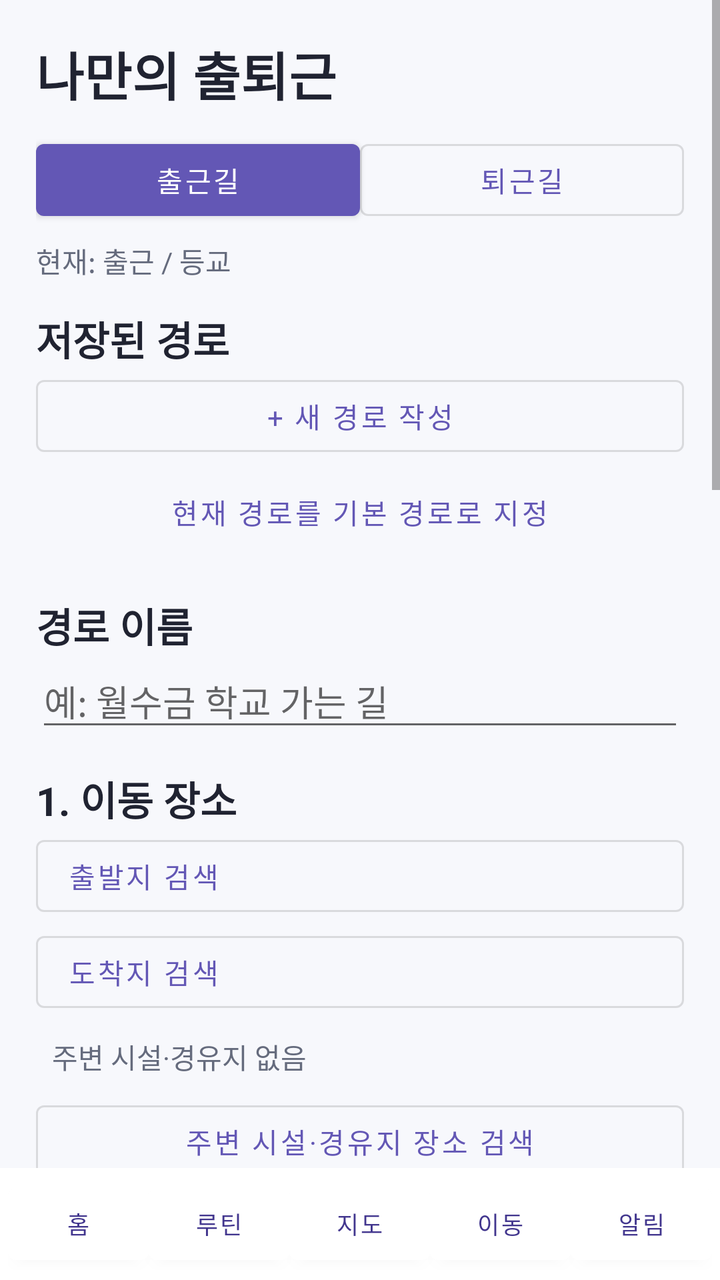
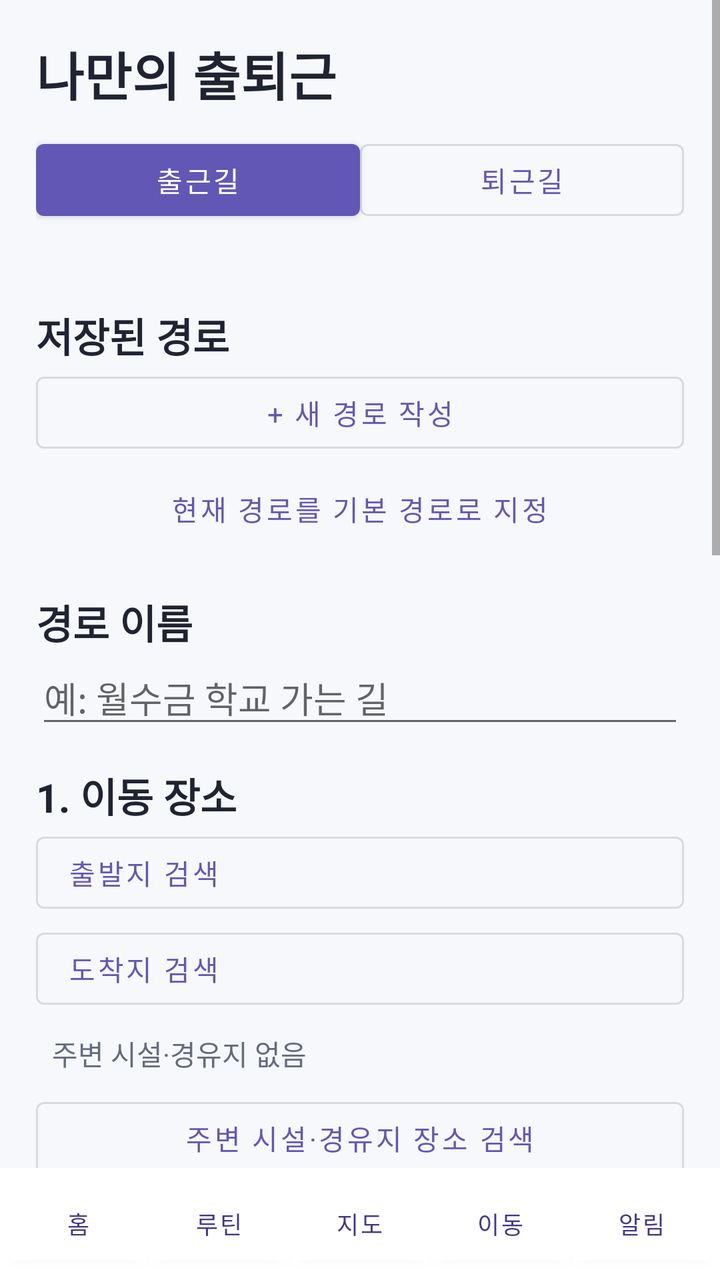

Screens rendered from an Android XML layout before and after an edit, with the pre-edit source and the edit as a unified diff.
<!-- AndroidManifest.xml: application theme Theme.MyCommute -->
<!-- res/layout/activity_custom.xml -->
<?xml version="1.0" encoding="utf-8"?>
<LinearLayout xmlns:android="http://schemas.android.com/apk/res/android"
    android:orientation="vertical" android:layout_width="match_parent" android:layout_height="match_parent">
    <ScrollView android:layout_width="match_parent" android:layout_height="0dp"
        android:layout_weight="1" android:fillViewport="true">
        <LinearLayout android:orientation="vertical" android:layout_width="match_parent"
            android:layout_height="wrap_content" android:padding="18dp">
            <TextView android:layout_width="match_parent" android:layout_height="wrap_content"
                android:text="나만의 출퇴근" android:textColor="@color/text_primary"
                android:textSize="26sp" android:textStyle="bold"/>
            <LinearLayout android:layout_width="match_parent" android:layout_height="wrap_content"
                android:orientation="horizontal" android:layout_marginTop="10dp">
                <com.google.android.material.button.MaterialButton android:id="@+id/btnDirectionOut"
                    android:layout_width="0dp" android:layout_weight="1"
                    android:layout_height="wrap_content" android:text="출근길"/>
                <com.google.android.material.button.MaterialButton android:id="@+id/btnDirectionBack"
                    android:layout_width="0dp" android:layout_weight="1"
                    android:layout_height="wrap_content" android:text="퇴근길"
                    style="@style/Widget.MaterialComponents.Button.OutlinedButton"/>
            </LinearLayout>
            <TextView android:id="@+id/textActiveRoutine" android:layout_width="match_parent"
                android:layout_height="wrap_content" android:paddingTop="6dp"
                android:textColor="@color/text_secondary" android:text="현재: 출근 / 등교"/>
            <TextView style="@style/Text.Section" android:layout_width="match_parent"
                android:layout_height="wrap_content" android:layout_marginTop="14dp"
                android:text="저장된 경로"/>
            <LinearLayout android:id="@+id/savedRoutineList" android:layout_width="match_parent"
                android:layout_height="wrap_content" android:orientation="vertical"/>
            <com.google.android.material.button.MaterialButton android:id="@+id/btnNewRoutine"
                android:layout_width="match_parent" android:layout_height="wrap_content"
                android:text="+ 새 경로 작성"
                style="@style/Widget.MaterialComponents.Button.OutlinedButton"/>
            <com.google.android.material.button.MaterialButton android:id="@+id/btnMakeDefault"
                android:layout_width="match_parent" android:layout_height="wrap_content"
                android:text="현재 경로를 기본 경로로 지정"
                style="@style/Widget.MaterialComponents.Button.TextButton"/>
            <TextView style="@style/Text.Section" android:layout_width="match_parent"
                android:layout_height="wrap_content" android:layout_marginTop="18dp"
                android:text="경로 이름"/>
            <EditText android:id="@+id/editRouteName" android:layout_width="match_parent"
                android:layout_height="wrap_content" android:singleLine="true"
                android:hint="예: 월수금 학교 가는 길" android:maxLength="50"/>

            <TextView style="@style/Text.Section" android:layout_width="match_parent"
                android:layout_height="wrap_content" android:layout_marginTop="14dp"
                android:text="1. 이동 장소"/>
            <com.google.android.material.button.MaterialButton android:id="@+id/btnStartPlace"
                android:layout_width="match_parent" android:layout_height="wrap_content"
                android:text="출발지 검색" android:textAlignment="viewStart"
                style="@style/Widget.MaterialComponents.Button.OutlinedButton"/>
            <com.google.android.material.button.MaterialButton android:id="@+id/btnEndPlace"
                android:layout_width="match_parent" android:layout_height="wrap_content"
                android:text="도착지 검색" android:textAlignment="viewStart"
                style="@style/Widget.MaterialComponents.Button.OutlinedButton"/>
            <TextView android:id="@+id/textWaypoints" android:layout_width="match_parent"
                android:layout_height="wrap_content" android:textColor="@color/text_secondary"
                android:padding="8dp" android:text="주변 시설·경유지 없음"/>
            <com.google.android.material.button.MaterialButton android:id="@+id/btnAddWaypoint"
                android:layout_width="match_parent" android:layout_height="wrap_content"
                android:text="주변 시설·경유지 장소 검색"
                style="@style/Widget.MaterialComponents.Button.OutlinedButton"/>
            <com.google.android.material.button.MaterialButton android:id="@+id/btnClearWaypoints"
                android:layout_width="match_parent" android:layout_height="wrap_content"
                android:text="추가한 장소 지우기"
                style="@style/Widget.MaterialComponents.Button.TextButton"/>
            <TextView android:layout_width="match_parent" android:layout_height="wrap_content"
                android:text="경유지는 입력 순서대로 출발→경유지→도착 경로에 포함돼. 대중교통 API는 구간마다 1회씩 호출되며 경유지 최대 2개를 지원해."
                android:textColor="@color/text_secondary" android:textSize="12sp"/>

            <TextView style="@style/Text.Section" android:layout_width="match_parent"
                android:layout_height="wrap_content" android:layout_marginTop="22dp"
                android:text="2. 목표 시간과 반복"/>
            <TextView style="@style/Text.Label" android:layout_width="match_parent"
                android:layout_height="wrap_content" android:text="목표 도착 시각 (HH:mm)"/>
            <EditText android:id="@+id/editDeparture" android:layout_width="match_parent"
                android:layout_height="wrap_content" android:hint="09:00"
                android:inputType="time" android:singleLine="true"/>
            <TextView style="@style/Text.Label" android:layout_width="match_parent"
                android:layout_height="wrap_content" android:text="도착 여유시간 (분)"/>
            <EditText android:id="@+id/editMargin" android:layout_width="match_parent"
                android:layout_height="wrap_content" android:inputType="number" android:text="10"/>
            <TextView style="@style/Text.Label" android:layout_width="match_parent"
                android:layout_height="wrap_content" android:text="목표 도착일의 요일"/>
            <LinearLayout android:layout_width="match_parent" android:layout_height="wrap_content"
                android:orientation="horizontal">
                <CheckBox android:id="@+id/dayMon" android:layout_width="0dp" android:layout_weight="1"
                    android:layout_height="wrap_content" android:text="월"/>
                <CheckBox android:id="@+id/dayTue" android:layout_width="0dp" android:layout_weight="1"
                    android:layout_height="wrap_content" android:text="화"/>
                <CheckBox android:id="@+id/dayWed" android:layout_width="0dp" android:layout_weight="1"
                    android:layout_height="wrap_content" android:text="수"/>
                <CheckBox android:id="@+id/dayThu" android:layout_width="0dp" android:layout_weight="1"
                    android:layout_height="wrap_content" android:text="목"/>
                <CheckBox android:id="@+id/dayFri" android:layout_width="0dp" android:layout_weight="1"
                    android:layout_height="wrap_content" android:text="금"/>
            </LinearLayout>
            <LinearLayout android:layout_width="match_parent" android:layout_height="wrap_content"
                android:orientation="horizontal">
                <CheckBox android:id="@+id/daySat" android:layout_width="wrap_content"
                    android:layout_height="wrap_content" android:text="토"/>
                <CheckBox android:id="@+id/daySun" android:layout_width="wrap_content"
                    android:layout_height="wrap_content" android:text="일"/>
            </LinearLayout>

            <TextView style="@style/Text.Section" android:layout_width="match_parent"
                android:layout_height="wrap_content" android:layout_marginTop="20dp"
                android:text="3. 추천 조건"/>
            <com.google.android.material.switchmaterial.SwitchMaterial
                android:id="@+id/switchWeather" android:layout_width="match_parent"
                android:layout_height="wrap_content" android:text="기상정보 반영"
                android:padding="10dp"/>
            <TextView android:id="@+id/textWeatherStatus" android:layout_width="match_parent"
                android:layout_height="wrap_content" android:padding="8dp"
                android:text="날씨 미적용 · 이동시간이 짧은 경로 우선"
                android:textColor="@color/text_secondary"/>

            <com.google.android.material.button.MaterialButton android:id="@+id/btnSearchTransit"
                android:layout_width="match_parent" android:layout_height="wrap_content"
                android:layout_marginTop="18dp" android:text="새 경로 검색 (API 사용)"/>
            <TextView android:id="@+id/textTransitResult" android:layout_width="match_parent"
                android:layout_height="wrap_content" android:textColor="@color/text_secondary"
                android:padding="8dp" android:text="장소와 시간을 설정한 뒤 경로를 검색해"/>
            <LinearLayout android:id="@+id/transitCards" android:orientation="vertical"
                android:layout_width="match_parent" android:layout_height="wrap_content"/>
            <com.google.android.material.button.MaterialButton android:id="@+id/btnPreviewMap"
                android:layout_width="match_parent" android:layout_height="wrap_content"
                android:text="선택 경로 지도에서 보기" android:enabled="false"
                style="@style/Widget.MaterialComponents.Button.OutlinedButton"/>
            <com.google.android.material.button.MaterialButton android:id="@+id/btnSaveRoutine"
                android:layout_width="match_parent" android:layout_height="wrap_content"
                android:text="경로 설정 저장" android:enabled="true"/>
            <TextView android:layout_width="match_parent" android:layout_height="wrap_content"
                android:text="이름·설정은 계속 저장돼. 경로 검색은 버튼을 누를 때만 실행되며 검색 결과의 상세 선형은 최대 23시간 임시 보관해. 만료 후에는 다시 검색해야 해."
                android:textColor="@color/text_secondary" android:textSize="12sp" android:padding="10dp"/>
        </LinearLayout>
    </ScrollView>
    <include layout="@layout/view_bottom_nav"/>
</LinearLayout>
<!-- res/layout/view_bottom_nav.xml (included above) -->
<?xml version="1.0" encoding="utf-8"?>
<LinearLayout xmlns:android="http://schemas.android.com/apk/res/android"
    android:id="@+id/bottomNav" android:layout_width="match_parent" android:layout_height="wrap_content"
    android:padding="4dp" android:background="@color/surface" android:orientation="horizontal">
    <Button android:id="@+id/navHome" android:layout_width="0dp" android:layout_weight="1" android:layout_height="48dp"
        android:backgroundTint="@color/surface" android:textColor="@color/primary_dark" android:textSize="12sp" android:text="홈" />
    <Button android:id="@+id/navCustom" android:layout_width="0dp" android:layout_weight="1" android:layout_height="48dp"
        android:backgroundTint="@color/surface" android:textColor="@color/primary_dark" android:textSize="12sp" android:text="루틴" />
    <Button android:id="@+id/navMap" android:layout_width="0dp" android:layout_weight="1" android:layout_height="48dp"
        android:backgroundTint="@color/surface" android:textColor="@color/primary_dark" android:textSize="12sp" android:text="지도" />
    <Button android:id="@+id/navTracking" android:layout_width="0dp" android:layout_weight="1" android:layout_height="48dp"
        android:backgroundTint="@color/surface" android:textColor="@color/primary_dark" android:textSize="12sp" android:text="이동" />
    <Button android:id="@+id/navLogs" android:layout_width="0dp" android:layout_weight="1" android:layout_height="48dp"
        android:backgroundTint="@color/surface" android:textColor="@color/primary_dark" android:textSize="12sp" android:text="알림" />
</LinearLayout>
<!-- resources referenced by this layout -->
<resources>
  <color name="primary_dark">#42368E</color>
  <color name="surface">#FFFFFF</color>
  <color name="text_primary">#202331</color>
  <color name="text_secondary">#656B7D</color>
  <style name="Text.Label" parent="">
          <item name="android:textSize">14sp</item>
          <item name="android:textStyle">bold</item>
          <item name="android:textColor">@color/text_secondary</item>
      </style>
  <style name="Text.Section" parent="">
          <item name="android:textSize">20sp</item>
          <item name="android:textStyle">bold</item>
          <item name="android:textColor">@color/text_primary</item>
      </style>
  <style name="Theme.MyCommute" parent="Theme.MaterialComponents.DayNight.NoActionBar">
          <item name="colorPrimary">@color/primary</item>
          <item name="colorPrimaryVariant">@color/primary_dark</item>
          <item name="colorOnPrimary">@android:color/white</item>
          <item name="android:statusBarColor">@color/primary_dark</item>
          <item name="android:navigationBarColor">@color/background</item>
          <item name="android:windowBackground">@color/background</item>
          <item name="fontFamily">sans</item>
      </style>
  <color name="primary">#6357B5</color>
  <color name="background">#F7F8FC</color>
</resources>

<!-- the commit's change to res/layout/activity_custom.xml (unified diff, before → after) -->
@@ -20,7 +20,7 @@
             </LinearLayout>
             <TextView android:id="@+id/textActiveRoutine" android:layout_width="match_parent"
                 android:layout_height="wrap_content" android:paddingTop="6dp"
-                android:textColor="@color/text_secondary" android:text="현재: 출근 / 등교"/>
+                android:textColor="@color/text_secondary" android:text=""/>
             <TextView style="@style/Text.Section" android:layout_width="match_parent"
                 android:layout_height="wrap_content" android:layout_marginTop="14dp"
                 android:text="저장된 경로"/>
@@ -64,7 +64,7 @@
                 android:text="추가한 장소 지우기"
                 style="@style/Widget.MaterialComponents.Button.TextButton"/>
             <TextView android:layout_width="match_parent" android:layout_height="wrap_content"
-                android:text="경유지는 입력 순서대로 출발→경유지→도착 경로에 포함돼. 대중교통 API는 구간마다 1회씩 호출되며 경유지 최대 2개를 지원해."
+                android:text="경유지 최대 2개 · 순서대로 경로에 반영"
                 android:textColor="@color/text_secondary" android:textSize="12sp"/>
 
             <TextView style="@style/Text.Section" android:layout_width="match_parent"
@@ -111,15 +111,15 @@
                 android:padding="10dp"/>
             <TextView android:id="@+id/textWeatherStatus" android:layout_width="match_parent"
                 android:layout_height="wrap_content" android:padding="8dp"
-                android:text="날씨 미적용 · 이동시간이 짧은 경로 우선"
+                android:text="" android:visibility="gone"
                 android:textColor="@color/text_secondary"/>
 
             <com.google.android.material.button.MaterialButton android:id="@+id/btnSearchTransit"
                 android:layout_width="match_parent" android:layout_height="wrap_content"
-                android:layout_marginTop="18dp" android:text="새 경로 검색 (API 사용)"/>
+                android:layout_marginTop="18dp" android:text="경로 검색"/>
             <TextView android:id="@+id/textTransitResult" android:layout_width="match_parent"
                 android:layout_height="wrap_content" android:textColor="@color/text_secondary"
-                android:padding="8dp" android:text="장소와 시간을 설정한 뒤 경로를 검색해"/>
+                android:padding="8dp" android:text="" android:visibility="gone"/>
             <LinearLayout android:id="@+id/transitCards" android:orientation="vertical"
                 android:layout_width="match_parent" android:layout_height="wrap_content"/>
             <com.google.android.material.button.MaterialButton android:id="@+id/btnPreviewMap"
@@ -130,7 +130,7 @@
                 android:layout_width="match_parent" android:layout_height="wrap_content"
                 android:text="경로 설정 저장" android:enabled="true"/>
             <TextView android:layout_width="match_parent" android:layout_height="wrap_content"
-                android:text="이름·설정은 계속 저장돼. 경로 검색은 버튼을 누를 때만 실행되며 검색 결과의 상세 선형은 최대 23시간 임시 보관해. 만료 후에는 다시 검색해야 해."
+                android:text="" android:visibility="gone"
                 android:textColor="@color/text_secondary" android:textSize="12sp" android:padding="10dp"/>
         </LinearLayout>
     </ScrollView>
